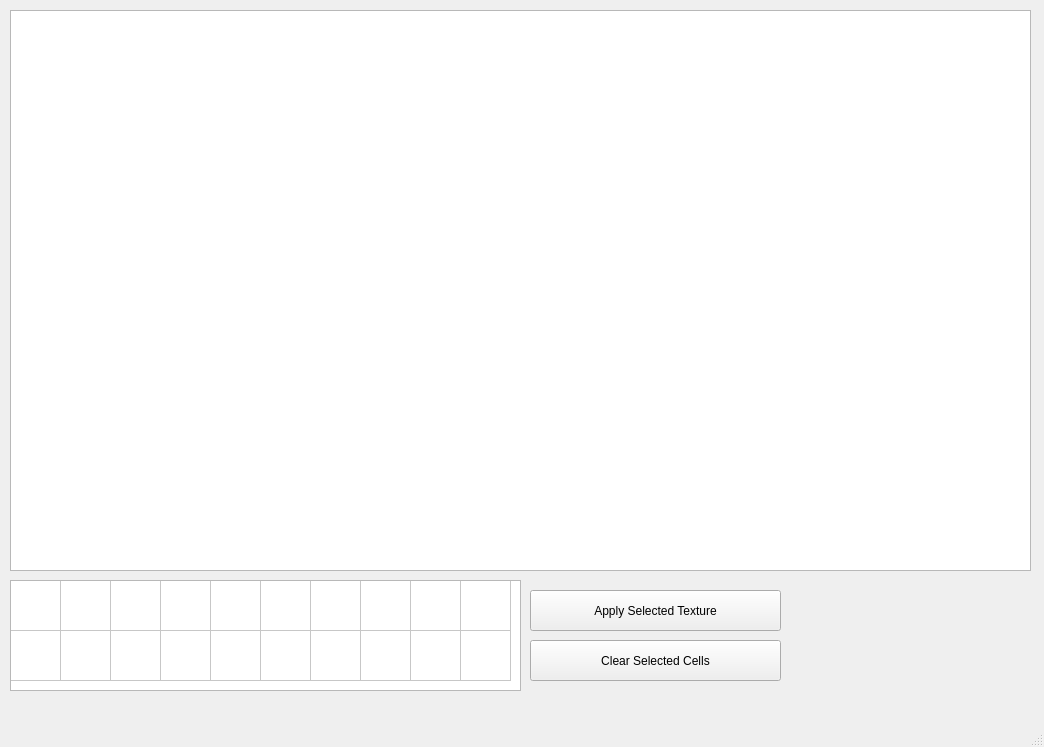
EoinAbbey-Maher/MainProject, file Attempt 2/LevelDeveloper/mainwindow.ui: the form before one commit.
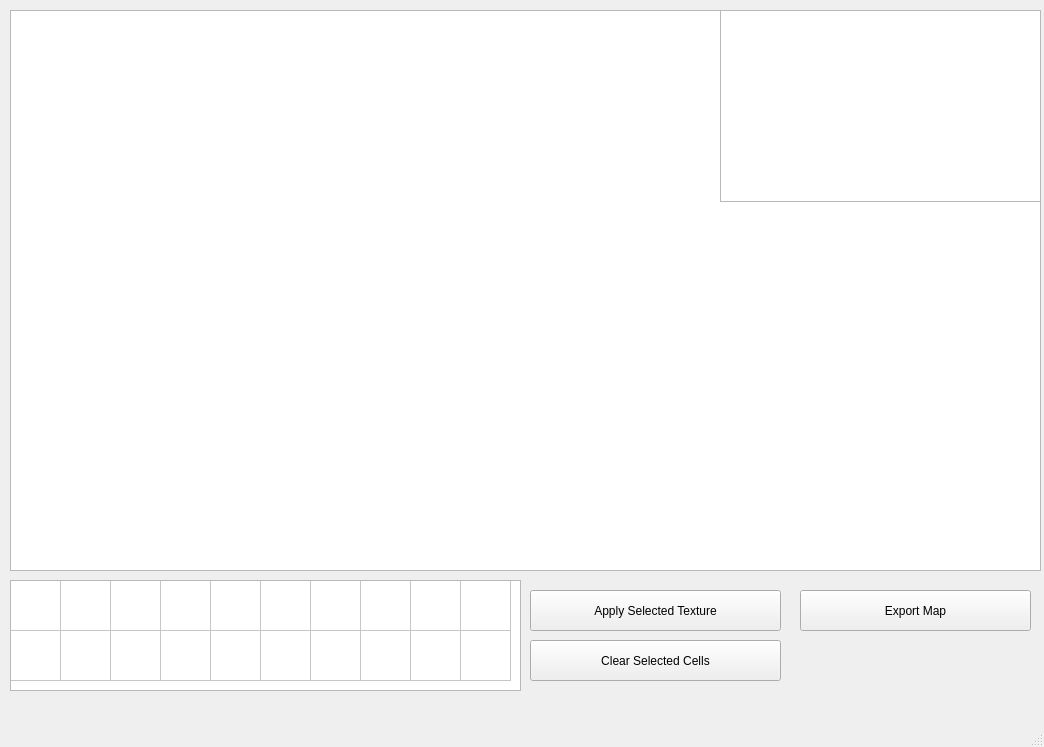
The form after the commit.

The edit to the form file:
```diff
--- a/Attempt 2/LevelDeveloper/mainwindow.ui
+++ b/Attempt 2/LevelDeveloper/mainwindow.ui
@@ -14,89 +14,6 @@
    <string>MainWindow</string>
   </property>
   <widget class="QWidget" name="centralwidget">
-   <widget class="QTableWidget" name="Game_Table">
-    <property name="geometry">
-     <rect>
-      <x>10</x>
-      <y>18</y>
-      <width>1021</width>
-      <height>551</height>
-     </rect>
-    </property>
-    <property name="gridStyle">
-     <enum>Qt::SolidLine</enum>
-    </property>
-    <property name="rowCount">
-     <number>20</number>
-    </property>
-    <property name="columnCount">
-     <number>20</number>
-    </property>
-    <attribute name="horizontalHeaderVisible">
-     <bool>false</bool>
-    </attribute>
-    <attribute name="horizontalHeaderMinimumSectionSize">
-     <number>50</number>
-    </attribute>
-    <attribute name="horizontalHeaderDefaultSectionSize">
-     <number>50</number>
-    </attribute>
-    <attribute name="horizontalHeaderHighlightSections">
-     <bool>false</bool>
-    </attribute>
-    <attribute name="verticalHeaderVisible">
-     <bool>false</bool>
-    </attribute>
-    <attribute name="verticalHeaderMinimumSectionSize">
-     <number>50</number>
-    </attribute>
-    <attribute name="verticalHeaderDefaultSectionSize">
-     <number>50</number>
-    </attribute>
-    <attribute name="verticalHeaderHighlightSections">
-     <bool>false</bool>
-    </attribute>
-    <row/>
-    <row/>
-    <row/>
-    <row/>
-    <row/>
-    <row/>
-    <row/>
-    <row/>
-    <row/>
-    <row/>
-    <row/>
-    <row/>
-    <row/>
-    <row/>
-    <row/>
-    <row/>
-    <row/>
-    <row/>
-    <row/>
-    <row/>
-    <column/>
-    <column/>
-    <column/>
-    <column/>
-    <column/>
-    <column/>
-    <column/>
-    <column/>
-    <column/>
-    <column/>
-    <column/>
-    <column/>
-    <column/>
-    <column/>
-    <column/>
-    <column/>
-    <column/>
-    <column/>
-    <column/>
-    <column/>
-   </widget>
    <widget class="QTableWidget" name="Icon_Table">
     <property name="geometry">
      <rect>
@@ -192,11 +109,34 @@
      <rect>
       <x>10</x>
       <y>10</y>
-      <width>1021</width>
+      <width>1031</width>
       <height>561</height>
      </rect>
     </property>
    </widget>
+   <widget class="QGraphicsView" name="m_FullCameraView">
+    <property name="geometry">
+     <rect>
+      <x>720</x>
+      <y>10</y>
+      <width>321</width>
+      <height>192</height>
+     </rect>
+    </property>
+   </widget>
+   <widget class="QPushButton" name="m_exportButton">
+    <property name="geometry">
+     <rect>
+      <x>800</x>
+      <y>590</y>
+      <width>231</width>
+      <height>41</height>
+     </rect>
+    </property>
+    <property name="text">
+     <string>Export Map</string>
+    </property>
+   </widget>
   </widget>
   <widget class="QMenuBar" name="menubar">
    <property name="geometry">
```
Left out of the diff: 2 changed lines with no effect on the pictures.
